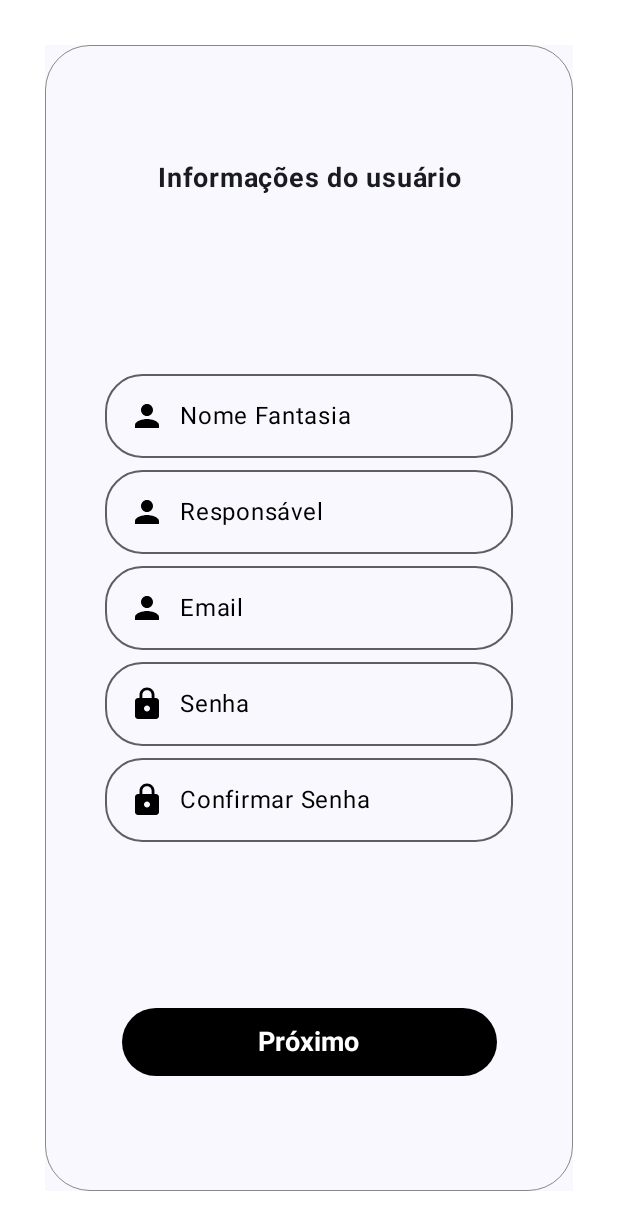
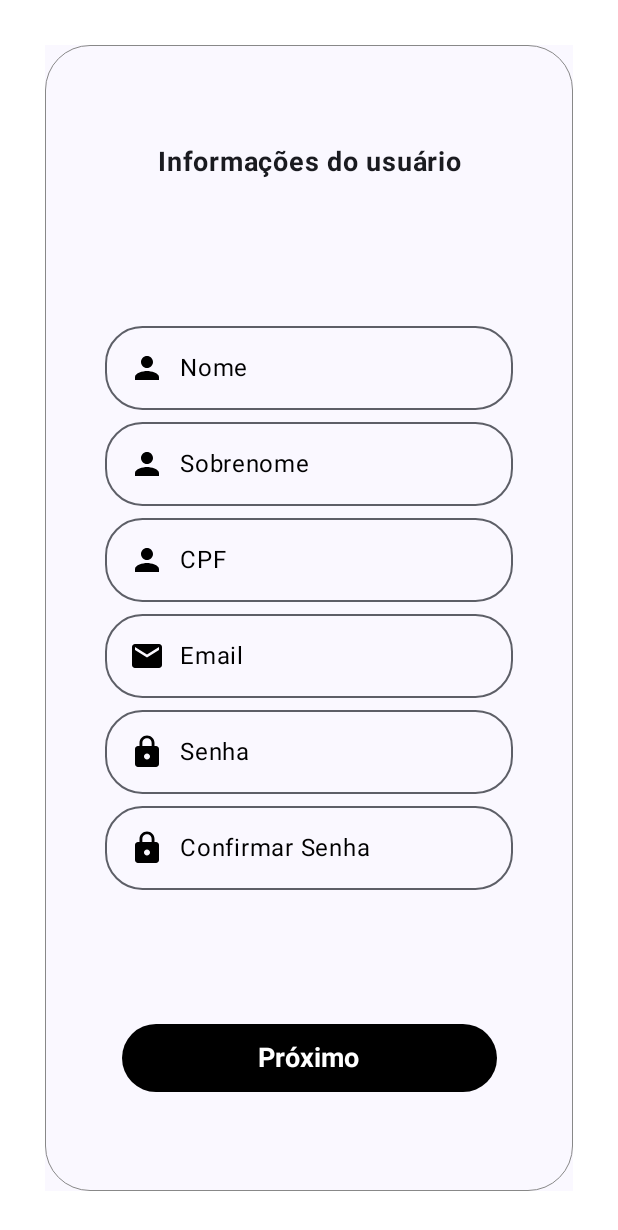
Before and after one commit to Food-Way/Mobile, an Android app built with Jetpack Compose: the stepOneCustomerActivity screen opened through its navigation route, on a phone screen of 412 x 824 dp. Shown: the top 1230 px of the screen. Run offline under Robolectric (Android 15) with nearby library versions, the phone set to English and light mode, and no system bars.

Commit message:
refactor: add input manager

```diff
--- /dev/null
+++ b/foodway/app/src/main/java/com/example/foodway/model/CustomerInputManager.kt
@@ -0,0 +1,52 @@
+package com.example.foodway.model
+
+import androidx.compose.ui.text.input.KeyboardType
+import com.example.foodway.R
+
+object CustomerInputManager {
+    val personalCustomerInputInfos = listOf(
+        InputInfo(
+            inputLabel = R.string.name,
+            icon = R.drawable.person_icon,
+            type = KeyboardType.Text
+        ),
+        InputInfo(
+            inputLabel = R.string.last_name_costumer,
+            icon = R.drawable.person_icon,
+            type = KeyboardType.Text
+        ),
+        InputInfo(
+            inputLabel = R.string.cpf_costumer,
+            icon = R.drawable.person_icon,
+            type = KeyboardType.Email
+        ),
+        InputInfo(
+            inputLabel = R.string.email,
+            icon = R.drawable.email_icon,
+            type = KeyboardType.Password
+        ),
+        InputInfo(
+            inputLabel = R.string.password,
+            icon = R.drawable.lock_icon,
+            type = KeyboardType.Password
+        ),
+        InputInfo(
+            inputLabel = R.string.conf_password,
+            icon = R.drawable.lock_icon,
+            type = KeyboardType.Password
+        )
+    )
+
+    val profileCustomerInputInfos = listOf(
+        InputInfo(
+            inputLabel = R.string.name,
+            icon = R.drawable.person_icon,
+            type = KeyboardType.Text
+        ),
+        InputInfo(
+            inputLabel = R.string.bio,
+            icon = R.drawable.stars,
+            type = KeyboardType.Text
+        ),
+    )
+}
--- a/foodway/app/src/main/java/com/example/foodway/model/Input.kt
+++ b/foodway/app/src/main/java/com/example/foodway/model/InputInfo.kt
@@ -1,10 +1,12 @@
 package com.example.foodway.model
 
 import androidx.annotation.DrawableRes
+import androidx.annotation.StringRes
 import androidx.compose.ui.text.input.KeyboardType
 
-data class Input(
-    val inputLabel: String,
+data class InputInfo(
+    @StringRes
+    val inputLabel: Int,
     @DrawableRes
     val icon: Int,
     val type: KeyboardType
--- a/foodway/app/src/main/java/com/example/foodway/view/components/InputGeneric.kt
+++ b/foodway/app/src/main/java/com/example/foodway/view/components/InputGeneric.kt
@@ -1,10 +1,10 @@
 package com.example.foodway.view.components
 
+import androidx.annotation.DrawableRes
+import androidx.annotation.StringRes
 import androidx.compose.foundation.layout.Arrangement
 import androidx.compose.foundation.layout.Row
-import androidx.compose.foundation.layout.Spacer
 import androidx.compose.foundation.layout.fillMaxWidth
-import androidx.compose.foundation.layout.height
 import androidx.compose.foundation.layout.padding
 import androidx.compose.foundation.shape.RoundedCornerShape
 import androidx.compose.foundation.text.KeyboardOptions
@@ -21,12 +21,15 @@ import androidx.compose.ui.Alignment
 import androidx.compose.ui.Modifier
 import androidx.compose.ui.res.colorResource
 import androidx.compose.ui.res.painterResource
+import androidx.compose.ui.res.stringResource
 import androidx.compose.ui.unit.dp
 import com.example.foodway.R
 
 @Composable
 fun InputGeneric(
-    inputLabel: String,
+    @StringRes
+    inputLabel: Int,
+    @DrawableRes
     icon: Int,
     keyboardOptions: KeyboardOptions = KeyboardOptions.Default
 ) {
@@ -42,10 +45,10 @@ fun InputGeneric(
             ) {
                 Icon(
                     painter = painterResource(id = icon),
-                    contentDescription = inputLabel
+                    contentDescription = stringResource(id = inputLabel)
                 )
                 Text(
-                    inputLabel,
+                    text = stringResource(id = inputLabel),
                     modifier = Modifier.padding(10.dp, 0.dp, 0.dp, 0.dp)
                 )
             }
--- a/foodway/app/src/main/java/com/example/foodway/view/signUp/customer/StepOneCustomer.kt
+++ b/foodway/app/src/main/java/com/example/foodway/view/signUp/customer/StepOneCustomer.kt
@@ -9,6 +9,7 @@ import androidx.compose.foundation.layout.height
 import androidx.compose.foundation.layout.padding
 import androidx.compose.foundation.layout.width
 import androidx.compose.foundation.lazy.LazyColumn
+import androidx.compose.foundation.text.KeyboardOptions
 import androidx.compose.material3.Surface
 import androidx.compose.material3.Text
 import androidx.compose.runtime.Composable
@@ -16,13 +17,12 @@ import androidx.compose.ui.Alignment
 import androidx.compose.ui.Modifier
 import androidx.compose.ui.res.stringResource
 import androidx.compose.ui.text.font.FontWeight
-import androidx.compose.ui.text.input.KeyboardType
 import androidx.compose.ui.text.style.TextAlign
 import androidx.compose.ui.tooling.preview.Preview
 import androidx.compose.ui.unit.dp
 import androidx.compose.ui.unit.sp
 import com.example.foodway.R
-import com.example.foodway.model.Input
+import com.example.foodway.model.CustomerInputManager
 import com.example.foodway.ui.theme.FoodwayTheme
 import com.example.foodway.view.components.ButtonGeneric
 import com.example.foodway.view.components.InputGeneric
@@ -32,34 +32,6 @@ import com.example.foodway.view.components.ScreenBorder
 fun StepOneCustomer(
     onNavigate: () -> Unit = {}
 ) {
-
-    val inputList = listOf(
-        Input(
-            inputLabel = stringResource(id = R.string.fantasy_name),
-            icon = R.drawable.person_icon,
-            type = KeyboardType.Text
-        ),
-        Input(
-            inputLabel = stringResource(id = R.string.responsible),
-            icon = R.drawable.person_icon,
-            type = KeyboardType.Text
-        ),
-        Input(
-            inputLabel = stringResource(id = R.string.email),
-            icon = R.drawable.person_icon,
-            type = KeyboardType.Email
-        ),
-        Input(
-            inputLabel = stringResource(id = R.string.password),
-            icon = R.drawable.lock_icon,
-            type = KeyboardType.Password
-        ),
-        Input(
-            inputLabel = stringResource(id = R.string.conf_password),
-            icon = R.drawable.lock_icon,
-            type = KeyboardType.Password
-        ),
-    )
 
     FoodwayTheme {
         ScreenBorder {
@@ -79,10 +51,13 @@ fun StepOneCustomer(
                 )
 
                 LazyColumn {
-                    items(inputList.size) { item ->
+                    items(CustomerInputManager.personalCustomerInputInfos.size) { item ->
                         InputGeneric(
-                            inputLabel = inputList[item].inputLabel,
-                            icon = inputList[item].icon
+                            inputLabel = CustomerInputManager.personalCustomerInputInfos[item].inputLabel,
+                            icon = CustomerInputManager.personalCustomerInputInfos[item].icon,
+                            keyboardOptions = KeyboardOptions(
+                                keyboardType = CustomerInputManager.personalCustomerInputInfos[item].type
+                            )
                         )
                     }
                 }
```
Also changed, not shown: foodway/app/src/main/java/com/example/foodway/model/EstablishmentInputManager.kt (added, +63 -0 lines), foodway/app/src/main/java/com/example/foodway/view/edit/customer/EditCustomerAccount.kt (+12 -39 lines), foodway/app/src/main/java/com/example/foodway/view/edit/customer/EditCustomerProfile.kt (+21 -19 lines), foodway/app/src/main/java/com/example/foodway/view/edit/establishment/EditEstablishmentAccount.kt (+5 -37 lines), foodway/app/src/main/java/com/example/foodway/view/signUp/establishment/StepOneEstablishment.kt (+5 -34 lines), foodway/app/src/main/java/com/example/foodway/view/signUp/establishment/StepTwoEstablishment.kt (+5 -33 lines).
